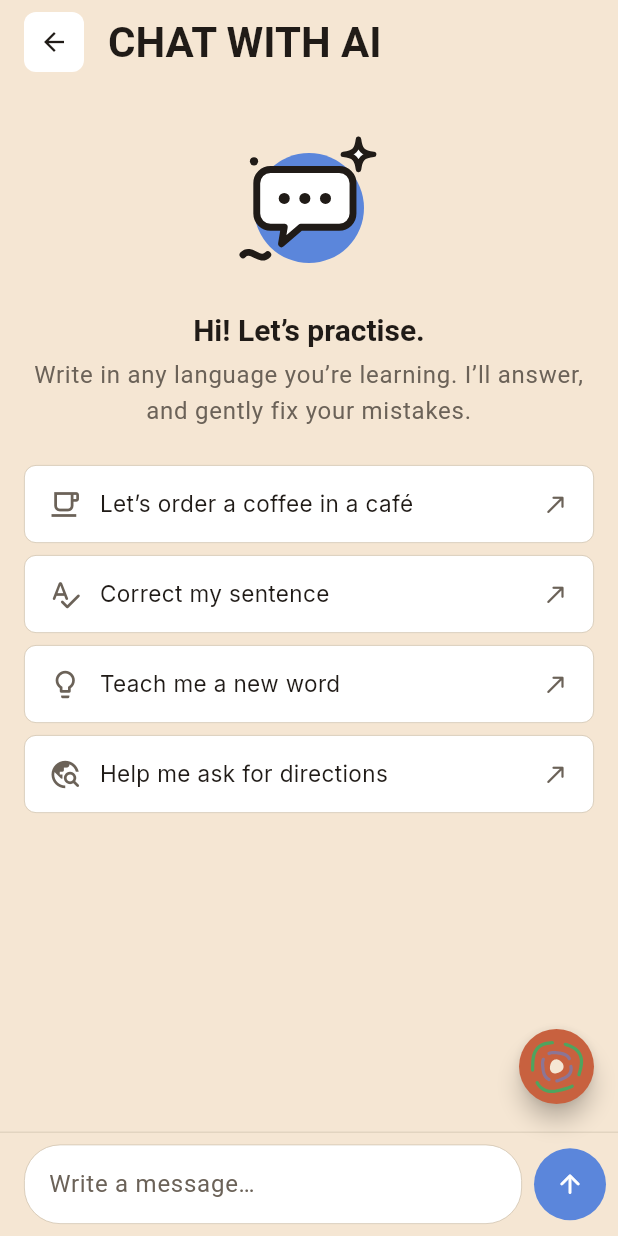
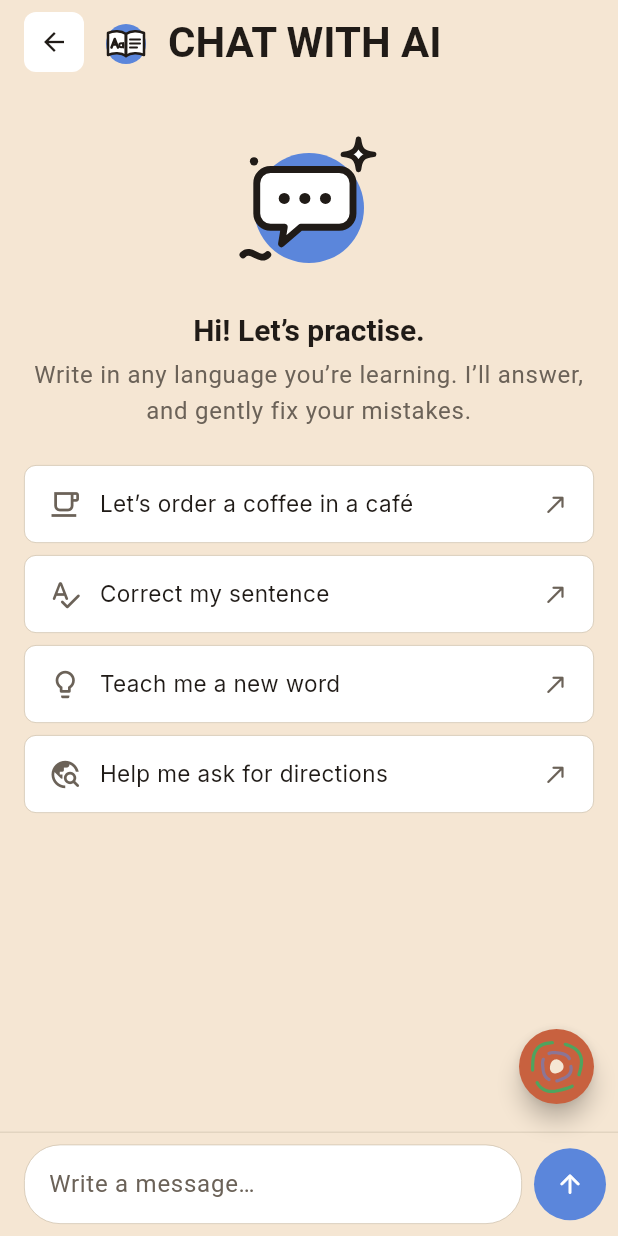
Before and after one commit to georgezafgz-369/lex-hopper, a Flutter app: the ChatPage screen opened by its route, on a phone screen of 412 x 824 dp. Run offline on Flutter 3.47's test engine with Material 3 defaults, Android fonts, the phone set to English and light mode, and no system bars; our stand-ins replace flutter_svg, flutter_tts, google_fonts, material_ui, shared_preferences, sqflite; missing offline and left inert: dart_sentencepiece_tokenizer, flutter_onnxruntime, llamadart; accounts and stored records are empty; network calls fail; Roboto replaces fonts that are missing (Tinos).

Commit message:
Dictionary doodle beside every Back; menu opens dictionary/translator sheets
Next to each Back button the dictionary's doodle opens into a full-width
search bar (its X folds it back). The round menu's Dictionary and
Translator open as pop-up sheets over the current page.

Co-Authored-By: Claude Opus 5.5 <noreply@anthropic.com>

```diff
--- a/lib/chat_page.dart
+++ b/lib/chat_page.dart
@@ -14,6 +14,7 @@ import 'ai_model.dart';
 import 'app_settings.dart';
 import 'app_text.dart';
 import 'design_system.dart';
+import 'dictionary_search_bar.dart';
 import 'dual_text.dart';
 import 'opus_mt_service.dart';
 import 'section_icon.dart';
@@ -375,12 +376,14 @@ class _ChatPageState extends State<ChatPage> {
                       child: Icon(Icons.arrow_back, size: 20, color: ink),
                     ),
                   ),
-                  const SizedBox(width: Spacing.md),
+                  const SizedBox(width: Spacing.sm),
                   Expanded(
-                    child: DualText(
-                      (t) => AppText.upper(t.chatWithAi),
-                      style: Theme.of(context).textTheme.displayMedium,
-                      inline: true,
+                    child: DictionarySearchToggle(
+                      beside: DualText(
+                        (t) => AppText.upper(t.chatWithAi),
+                        style: Theme.of(context).textTheme.displayMedium,
+                        inline: true,
+                      ),
                     ),
                   ),
                 ],
--- a/lib/crossword_menu_page.dart
+++ b/lib/crossword_menu_page.dart
@@ -116,7 +116,7 @@ class _CrosswordMenuPageState extends State<CrosswordMenuPage> {
                   const SizedBox(width: Spacing.sm),
                   // Dictionary search, in the middle.
                   const Expanded(
-                    child: DictionarySearchBar(
+                    child: DictionarySearchToggle(
                       fieldKey: Key('crossword-menu-search'),
                     ),
                   ),
--- a/lib/dictionary_search_bar.dart
+++ b/lib/dictionary_search_bar.dart
@@ -10,13 +10,26 @@ import 'app_settings.dart';
 import 'app_text.dart';
 import 'dual_text.dart';
 import 'design_system.dart';
+import 'section_icon.dart';
 import 'dictionary_page.dart';
 
 class DictionarySearchBar extends StatefulWidget {
   /// Key for the text field itself (tests find the field by it).
   final Key? fieldKey;
 
-  const DictionarySearchBar({super.key, this.fieldKey});
+  /// Puts the cursor in it (and the keyboard up) at once.
+  final bool autofocus;
+
+  /// When given, a ✕ at the end empties it and calls this (folds it back
+  /// into the dictionary icon, see DictionarySearchToggle).
+  final VoidCallback? onClose;
+
+  const DictionarySearchBar({
+    super.key,
+    this.fieldKey,
+    this.autofocus = false,
+    this.onClose,
+  });
 
   @override
   State<DictionarySearchBar> createState() => _DictionarySearchBarState();
@@ -81,6 +94,7 @@ class _DictionarySearchBarState extends State<DictionarySearchBar> {
           key: widget.fieldKey,
           controller: _controller,
           focusNode: _focusNode,
+          autofocus: widget.autofocus,
           textInputAction: TextInputAction.search,
           onSubmitted: _search,
           decoration: InputDecoration(
@@ -93,6 +107,18 @@ class _DictionarySearchBarState extends State<DictionarySearchBar> {
               tooltip: AppText.of(context).search,
               onPressed: () => _search(_controller.text),
             ),
+            suffixIcon: widget.onClose == null
+                ? null
+                : IconButton(
+                    key: const Key('search-close'),
+                    icon: Icon(Icons.close, size: 18, color: muted),
+                    tooltip: AppText.of(context).close,
+                    onPressed: () {
+                      _controller.clear();
+                      _focusNode.unfocus();
+                      widget.onClose!();
+                    },
+                  ),
             border: InputBorder.none,
             contentPadding: const EdgeInsets.symmetric(horizontal: Spacing.sm),
           ),
@@ -108,3 +134,100 @@ class _DictionarySearchBarState extends State<DictionarySearchBar> {
     );
   }
 }
+
+/// Beside a Back button: the dictionary's doodle. Tapped, it opens into a
+/// search bar as wide as the row, with the keyboard up; only the bar's ✕
+/// folds it back into the doodle.
+class DictionarySearchToggle extends StatefulWidget {
+  /// The search field's key (tests find it by it).
+  final Key? fieldKey;
+
+  /// Beside the doodle while it's folded (the page's title); the open bar
+  /// takes its place.
+  final Widget? beside;
+
+  /// The bar to open into, instead of the plain dictionary search (the
+  /// Dictionary page's own field); [close] folds it back.
+  final Widget Function(BuildContext context, VoidCallback close)? bar;
+
+  /// Told when it opens (true) or folds (false).
+  final ValueChanged<bool>? onOpenChanged;
+
+  /// Open from the start.
+  final bool initiallyOpen;
+
+  const DictionarySearchToggle({
+    super.key,
+    this.fieldKey,
+    this.beside,
+    this.bar,
+    this.onOpenChanged,
+    this.initiallyOpen = false,
+  });
+
+  @override
+  State<DictionarySearchToggle> createState() => _DictionarySearchToggleState();
+}
+
+class _DictionarySearchToggleState extends State<DictionarySearchToggle> {
+  late bool _open = widget.initiallyOpen;
+
+  void _set(bool open) {
+    setState(() => _open = open);
+    widget.onOpenChanged?.call(open);
+  }
+
+  @override
+  Widget build(BuildContext context) {
+    final Widget child;
+    if (_open) {
+      child =
+          widget.bar?.call(context, () => _set(false)) ??
+          DictionarySearchBar(
+            fieldKey: widget.fieldKey,
+            autofocus: true,
+            onClose: () => _set(false),
+          );
+    } else {
+      child = Row(
+        children: [
+          Semantics(
+            button: true,
+            label: AppText.of(context).searchDictionaryHint,
+            excludeSemantics: true,
+            child: GestureDetector(
+              key: const Key('dictionary-toggle'),
+              behavior: HitTestBehavior.opaque,
+              onTap: () => _set(true),
+              child: const SizedBox.square(
+                dimension: 40,
+                child: SectionIcon(Section.dictionary, size: 40, compact: true),
+              ),
+            ),
+          ),
+          if (widget.beside != null) ...[
+            const SizedBox(width: Spacing.sm),
+            Expanded(child: widget.beside!),
+          ],
+        ],
+      );
+    }
+    return AnimatedSwitcher(
+      duration: const Duration(milliseconds: 180),
+      transitionBuilder: (child, animation) => FadeTransition(
+        opacity: animation,
+        child: SizeTransition(
+          sizeFactor: animation,
+          axis: Axis.horizontal,
+          alignment: AlignmentDirectional.centerStart,
+          child: child,
+        ),
+      ),
+      layoutBuilder: (current, previous) => Stack(
+        alignment: Alignment.centerLeft,
+        children: [...previous, ?current],
+      ),
+      child: KeyedSubtree(key: ValueKey(_open), child: child),
+    );
+  }
+}
--- a/lib/games_page.dart
+++ b/lib/games_page.dart
@@ -60,7 +60,9 @@ class GamesPage extends StatelessWidget {
                   const SizedBox(width: Spacing.sm),
                   // Dictionary search, in the middle.
                   const Expanded(
-                    child: DictionarySearchBar(fieldKey: Key('games-search')),
+                    child: DictionarySearchToggle(
+                      fieldKey: Key('games-search'),
+                    ),
                   ),
                 ],
               ),
--- a/lib/settings_page.dart
+++ b/lib/settings_page.dart
@@ -9,6 +9,7 @@ import 'app_settings.dart';
 import 'app_text.dart';
 import 'dual_text.dart';
 import 'design_system.dart';
+import 'dictionary_search_bar.dart';
 import 'ai_model.dart';
 import 'language_packs.dart';
 import 'section_icon.dart';
@@ -72,6 +73,8 @@ class SettingsPage extends StatelessWidget {
                           child: Icon(Icons.arrow_back, size: 20, color: ink),
                         ),
                       ),
+                      const SizedBox(width: Spacing.sm),
+                      const Expanded(child: DictionarySearchToggle()),
                     ],
                   ),
                 ),
--- a/lib/translator_page.dart
+++ b/lib/translator_page.dart
@@ -576,7 +576,7 @@ class _TranslatorPageState extends State<TranslatorPage> {
                     ),
                     const SizedBox(width: Spacing.sm),
                     const Expanded(
-                      child: DictionarySearchBar(
+                      child: DictionarySearchToggle(
                         fieldKey: Key('translator-search'),
                       ),
                     ),
--- a/lib/word_search_menu_page.dart
+++ b/lib/word_search_menu_page.dart
@@ -108,7 +108,7 @@ class _WordSearchMenuPageState extends State<WordSearchMenuPage> {
                   const SizedBox(width: Spacing.sm),
                   // Dictionary search, in the middle.
                   const Expanded(
-                    child: DictionarySearchBar(
+                    child: DictionarySearchToggle(
                       fieldKey: Key('word-search-menu-search'),
                     ),
                   ),
```
Also changed, not shown: lib/crossword_game_page.dart (+35 -28 lines), lib/dictionary_page.dart (+63 -82 lines), lib/sections_button.dart (+11 -3 lines), 6 other files.
